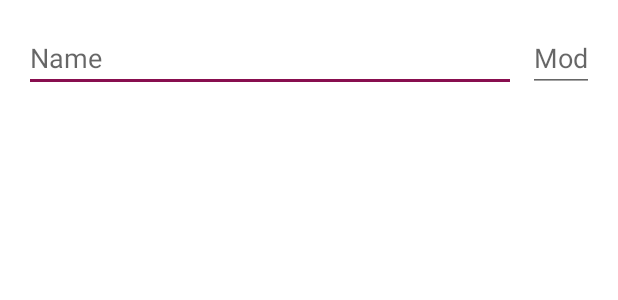
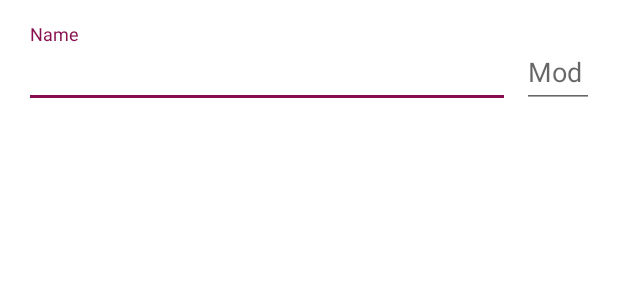
Before and after one commit to danfmsouza/Dnd-Initiative-Tracker, an Android app: the layout dialog_character.xml on its own in the app's theme, with its tools: preview values and no code run, on a phone screen of 412 x 824 dp. Shown: the top 300 px of the screen. Run offline under Robolectric (Android 15) with nearby library versions, the phone set to English and light mode, and no system bars.

Commit message:
use text input layout for character dialog

```diff
--- a/app/src/main/res/layout/dialog_character.xml
+++ b/app/src/main/res/layout/dialog_character.xml
@@ -6,21 +6,33 @@
     android:orientation="horizontal"
     android:padding="16dp">
 
-    <EditText
-        android:id="@+id/name_entry"
+    <android.support.design.widget.TextInputLayout
         android:layout_width="0dp"
         android:layout_height="wrap_content"
-        android:layout_weight="1"
+        android:layout_weight="1">
+
+        <android.support.design.widget.TextInputEditText
+            android:id="@+id/name_entry"
+            android:layout_width="match_parent"
+            android:layout_height="wrap_content"
             android:hint="@string/name"
             android:inputType="textCapWords|textNoSuggestions"
             android:nextFocusDown="@+id/modifier_entry"/>
 
-    <EditText
+    </android.support.design.widget.TextInputLayout>
+
+    <android.support.design.widget.TextInputLayout
+        android:layout_width="48dp"
+        android:layout_height="wrap_content"
+        android:layout_marginStart="8dp">
+
+        <android.support.design.widget.TextInputEditText
             android:id="@id/modifier_entry"
-        android:layout_width="wrap_content"
+            android:layout_width="match_parent"
             android:layout_height="wrap_content"
-        android:layout_marginStart="8dp"
             android:hint="@string/modifier"
             android:inputType="numberSigned"/>
 
+    </android.support.design.widget.TextInputLayout>
+
 </LinearLayout>
```
Lines whose indentation alone changed are shown as unchanged.
